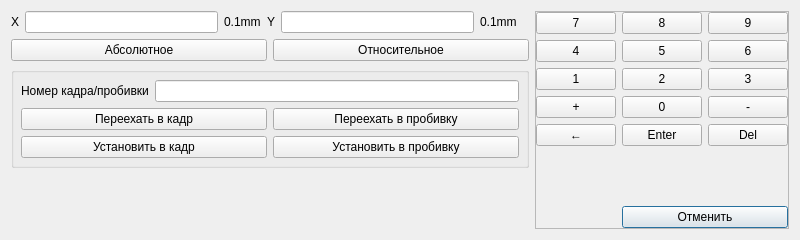
superkulpa/phx-cnc-ui, file phx-cnc-ui-mainform/src/CXLazerDirectionDialog.ui: the form before one commit.
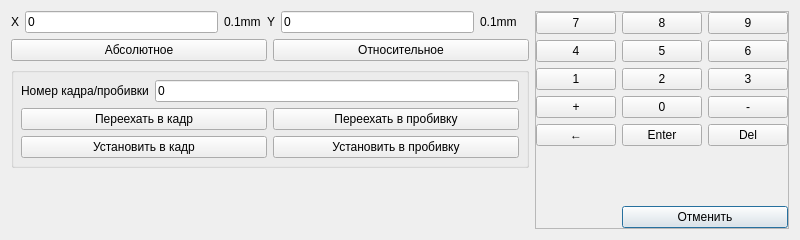
The form after the commit. Custom widgets are drawn as their Qt base class.

```diff
--- a/phx-cnc-ui-mainform/src/CXLazerDirectionDialog.ui
+++ b/phx-cnc-ui-mainform/src/CXLazerDirectionDialog.ui
@@ -24,7 +24,11 @@
       </widget>
      </item>
      <item row="0" column="1">
-      <widget class="QLineEdit" name="mXEdit"/>
+      <widget class="QLineEdit" name="mXEdit">
+       <property name="text">
+        <string>0</string>
+       </property>
+      </widget>
      </item>
      <item row="1" column="0" colspan="8">
       <layout class="QHBoxLayout" name="horizontalLayout">
@@ -69,7 +73,11 @@
            </widget>
           </item>
           <item>
-           <widget class="QLineEdit" name="mFrameEdit"/>
+           <widget class="QLineEdit" name="mFrameEdit">
+            <property name="text">
+             <string>0</string>
+            </property>
+           </widget>
           </item>
          </layout>
         </item>
@@ -143,7 +151,11 @@
       </widget>
      </item>
      <item row="0" column="4">
-      <widget class="QLineEdit" name="mYEdit"/>
+      <widget class="QLineEdit" name="mYEdit">
+       <property name="text">
+        <string>0</string>
+       </property>
+      </widget>
      </item>
     </layout>
    </item>
```
